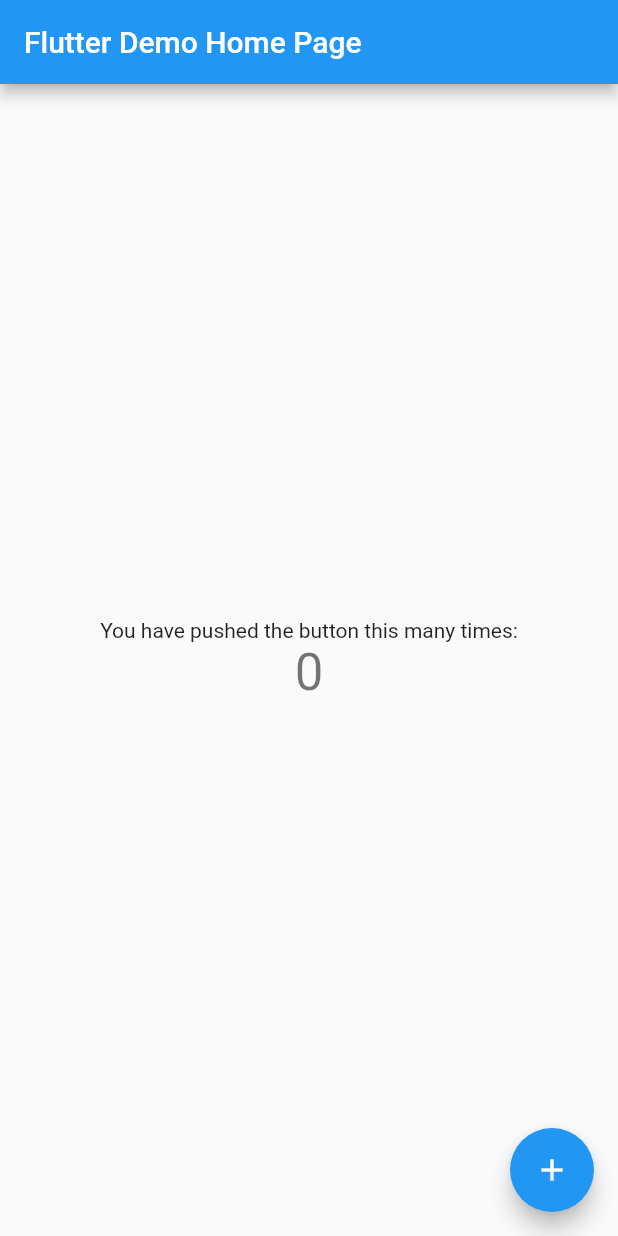
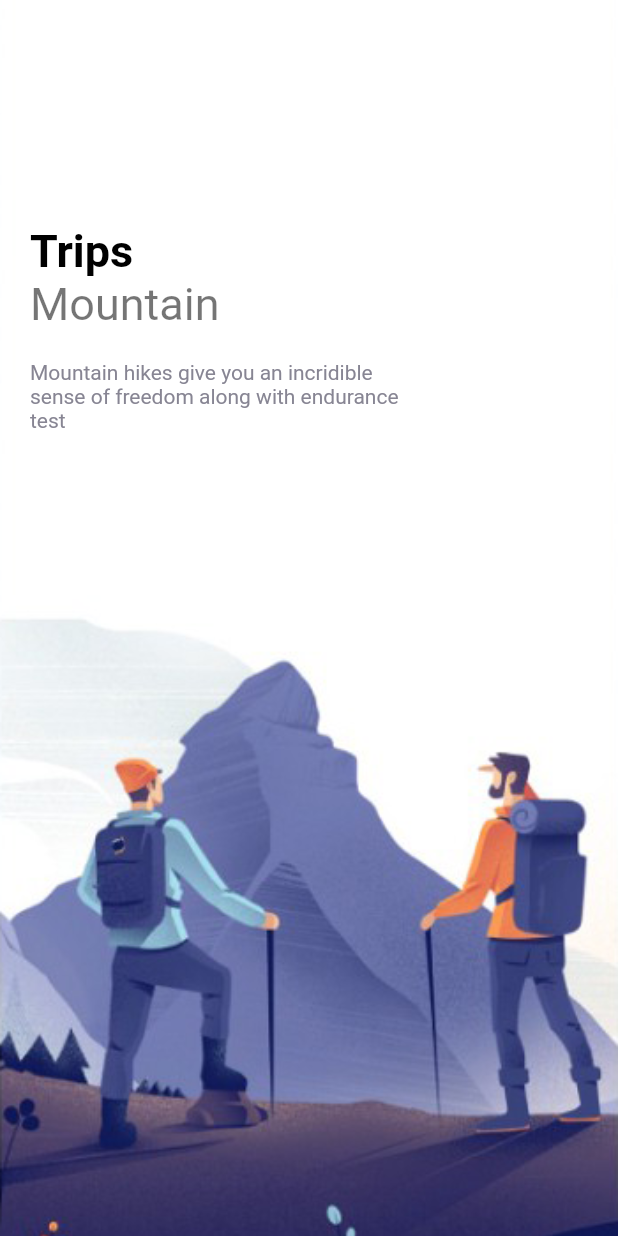
Before and after one commit to mamaM4U/flutter_cubit_trip_tips_app, a Flutter app: the screen it shows after launch, on a phone screen of 412 x 824 dp. Run offline on Flutter 3.47's test engine with Material 2 defaults, Android fonts, the phone set to English and light mode, and no system bars.

Commit message:
reusable custom text widget

```diff
--- a/lib/main.dart
+++ b/lib/main.dart
@@ -1,4 +1,5 @@
 import 'package:flutter/material.dart';
+import 'package:flutter_cubit_trip_tips_app/pages/welcome_page.dart';
 
 void main() {
   runApp(const MyApp());
@@ -24,92 +25,7 @@ class MyApp extends StatelessWidget {
         // is not restarted.
         primarySwatch: Colors.blue,
       ),
-      home: const MyHomePage(title: 'Flutter Demo Home Page'),
+      home: const WelcomePage(),
     );
   }
 }
-
-class MyHomePage extends StatefulWidget {
-  const MyHomePage({Key? key, required this.title}) : super(key: key);
-
-  // This widget is the home page of your application. It is stateful, meaning
-  // that it has a State object (defined below) that contains fields that affect
-  // how it looks.
-
-  // This class is the configuration for the state. It holds the values (in this
-  // case the title) provided by the parent (in this case the App widget) and
-  // used by the build method of the State. Fields in a Widget subclass are
-  // always marked "final".
-
-  final String title;
-
-  @override
-  State<MyHomePage> createState() => _MyHomePageState();
-}
-
-class _MyHomePageState extends State<MyHomePage> {
-  int _counter = 0;
-
-  void _incrementCounter() {
-    setState(() {
-      // This call to setState tells the Flutter framework that something has
-      // changed in this State, which causes it to rerun the build method below
-      // so that the display can reflect the updated values. If we changed
-      // _counter without calling setState(), then the build method would not be
-      // called again, and so nothing would appear to happen.
-      _counter++;
-    });
-  }
-
-  @override
-  Widget build(BuildContext context) {
-    // This method is rerun every time setState is called, for instance as done
-    // by the _incrementCounter method above.
-    //
-    // The Flutter framework has been optimized to make rerunning build methods
-    // fast, so that you can just rebuild anything that needs updating rather
-    // than having to individually change instances of widgets.
-    return Scaffold(
-      appBar: AppBar(
-        // Here we take the value from the MyHomePage object that was created by
-        // the App.build method, and use it to set our appbar title.
-        title: Text(widget.title),
-      ),
-      body: Center(
-        // Center is a layout widget. It takes a single child and positions it
-        // in the middle of the parent.
-        child: Column(
-          // Column is also a layout widget. It takes a list of children and
-          // arranges them vertically. By default, it sizes itself to fit its
-          // children horizontally, and tries to be as tall as its parent.
-          //
-          // Invoke "debug painting" (press "p" in the console, choose the
-          // "Toggle Debug Paint" action from the Flutter Inspector in Android
-          // Studio, or the "Toggle Debug Paint" command in Visual Studio Code)
-          // to see the wireframe for each widget.
-          //
-          // Column has various properties to control how it sizes itself and
-          // how it positions its children. Here we use mainAxisAlignment to
-          // center the children vertically; the main axis here is the vertical
-          // axis because Columns are vertical (the cross axis would be
-          // horizontal).
-          mainAxisAlignment: MainAxisAlignment.center,
-          children: <Widget>[
-            const Text(
-              'You have pushed the button this many times:',
-            ),
-            Text(
-              '$_counter',
-              style: Theme.of(context).textTheme.headline4,
-            ),
-          ],
-        ),
-      ),
-      floatingActionButton: FloatingActionButton(
-        onPressed: _incrementCounter,
-        tooltip: 'Increment',
-        child: const Icon(Icons.add),
-      ), // This trailing comma makes auto-formatting nicer for build methods.
-    );
-  }
-}
--- /dev/null
+++ b/lib/pages/welcome_page.dart
@@ -0,0 +1,66 @@
+import 'package:flutter/cupertino.dart';
+import 'package:flutter/material.dart';
+import 'package:flutter_cubit_trip_tips_app/constants/colors.dart';
+import 'package:flutter_cubit_trip_tips_app/widgets/app_large_text.dart';
+import 'package:flutter_cubit_trip_tips_app/widgets/app_text.dart';
+
+class WelcomePage extends StatefulWidget {
+  const WelcomePage({Key? key}) : super(key: key);
+
+  @override
+  _WelcomePageState createState() => _WelcomePageState();
+}
+
+class _WelcomePageState extends State<WelcomePage> {
+  List images = [
+    "welcome-one.png",
+    "welcome-two.png",
+    "welcome-three.png",
+  ];
+
+
+  @override
+  Widget build(BuildContext context) {
+    return Scaffold(
+      body: PageView.builder(
+          scrollDirection: Axis.vertical,
+          itemCount: images.length,
+          itemBuilder: (_,index){
+            return Container(
+              width: double.maxFinite,
+              height: double.maxFinite,
+              decoration: BoxDecoration(
+                image: DecorationImage(
+                  image: AssetImage("assets/"+images[index]),
+                  fit: BoxFit.cover
+                )
+              ),
+              child: Container(
+                margin: const EdgeInsets.only(top:150,left :20, right:20),
+                child: Row(
+                  children: [
+                    Column(
+                      crossAxisAlignment: CrossAxisAlignment.start,
+                      children: [
+                        AppLargeText(text: "Trips"),
+                        AppText(text: "Mountain",size: 30,),
+                        SizedBox(height: 20,),
+                        Container(
+                          width: 250,
+                          child: AppText(text: "Mountain hikes give you an incridible sense of freedom along with endurance test",
+                            color : AppColors.textColor2,
+                            size: 14,
+                          ),
+                        )
+
+                      ],
+                    )
+                  ],
+                ),
+              ),
+            );
+          }
+          ),
+    );
+  }
+}
--- /dev/null
+++ b/lib/widgets/app_large_text.dart
@@ -0,0 +1,24 @@
+import 'package:flutter/cupertino.dart';
+import 'package:flutter/material.dart';
+
+class AppLargeText extends StatelessWidget {
+  double size;
+  final String text;
+  final Color color;
+  AppLargeText({Key? key,
+    this.size = 30,
+    required this.text,
+    this.color = Colors.black}) : super(key: key);
+
+  @override
+  Widget build(BuildContext context) {
+    return Text(
+      text,
+      style: TextStyle(
+        color : color,
+        fontSize: size,
+        fontWeight: FontWeight.bold
+      ),
+    );
+  }
+}
--- /dev/null
+++ b/lib/widgets/app_text.dart
@@ -0,0 +1,23 @@
+import 'package:flutter/cupertino.dart';
+import 'package:flutter/material.dart';
+
+class AppText extends StatelessWidget {
+  double size;
+  final String text;
+  final Color color;
+  AppText({Key? key,
+    this.size = 16,
+    required this.text,
+    this.color = Colors.black54}) : super(key: key);
+
+  @override
+  Widget build(BuildContext context) {
+    return Text(
+      text,
+      style: TextStyle(
+          color : color,
+          fontSize: size
+      ),
+    );
+  }
+}
--- a/pubspec.yaml
+++ b/pubspec.yaml
@@ -58,9 +58,8 @@ flutter:
   uses-material-design: true
 
   # To add assets to your application, add an assets section, like this:
-  # assets:
-  #   - images/a_dot_burr.jpeg
-  #   - images/a_dot_ham.jpeg
+  assets:
+    - assets/
 
   # An image asset can refer to one or more resolution-specific "variants", see
   # https://flutter.dev/assets-and-images/#resolution-aware.
```
